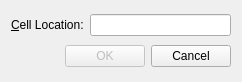
First picture: the form in vimprojects/spreadsheet/gotocelldialog.ui, repository kernelhcy/hcyprojects, before the edit.
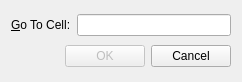
Second picture: the form after the edit. Icons and pictures are not drawn.

Patch:
```diff
--- a/vimprojects/spreadsheet/gotocelldialog.ui
+++ b/vimprojects/spreadsheet/gotocelldialog.ui
@@ -19,7 +19,7 @@
      <item>
       <widget class="QLabel" name="label">
        <property name="text">
-        <string>&amp;Cell Location:</string>
+        <string>&amp;Go To Cell:</string>
        </property>
        <property name="buddy">
         <cstring>lineEdit</cstring>
```
Left out of the diff: 10 changed lines with no effect on the pictures.
